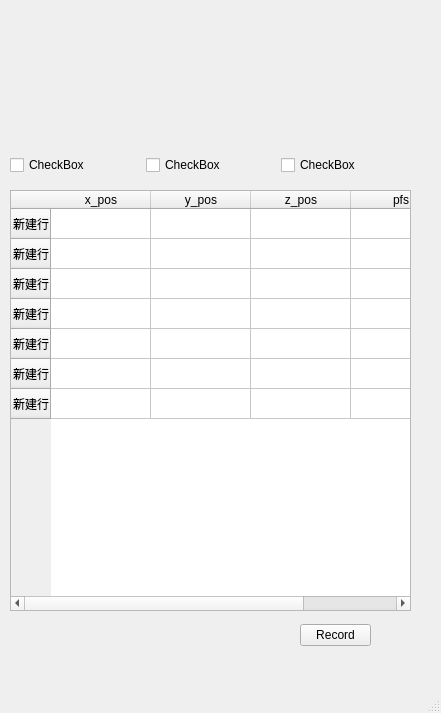
Qt form pymmc_UI/pymmc_ND_pad.ui (MinTTT/pymmc) before a commit.
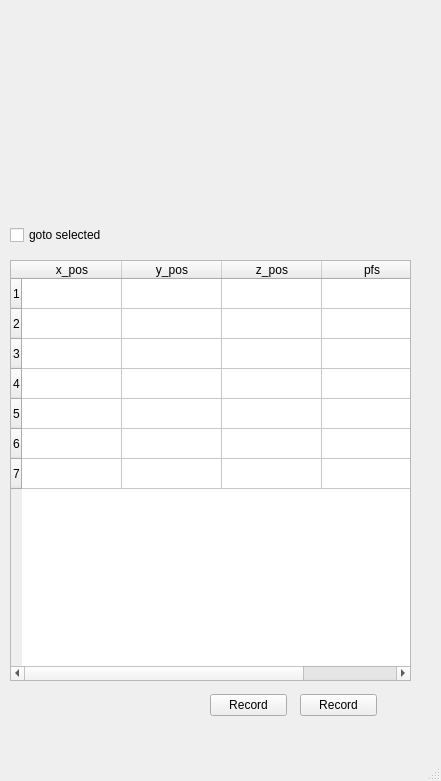
The same form after that commit.

The edit to the form file:
```diff
--- a/pymmc_UI/pymmc_ND_pad.ui
+++ b/pymmc_UI/pymmc_ND_pad.ui
@@ -7,7 +7,7 @@
     <x>0</x>
     <y>0</y>
     <width>441</width>
-    <height>713</height>
+    <height>781</height>
    </rect>
   </property>
   <property name="windowTitle">
@@ -18,9 +18,9 @@
     <property name="geometry">
      <rect>
       <x>10</x>
-      <y>10</y>
+      <y>20</y>
       <width>401</width>
-      <height>131</height>
+      <height>191</height>
      </rect>
     </property>
     <layout class="QVBoxLayout" name="move_region"/>
@@ -29,7 +29,7 @@
     <property name="geometry">
      <rect>
       <x>10</x>
-      <y>190</y>
+      <y>260</y>
       <width>401</width>
       <height>421</height>
      </rect>
@@ -39,37 +39,37 @@
       <widget class="QTableWidget" name="ND_table">
        <row>
         <property name="text">
-         <string>新建行</string>
+         <string>1</string>
         </property>
        </row>
        <row>
         <property name="text">
-         <string>新建行</string>
+         <string>2</string>
         </property>
        </row>
        <row>
         <property name="text">
-         <string>新建行</string>
+         <string>3</string>
         </property>
        </row>
        <row>
         <property name="text">
-         <string>新建行</string>
+         <string>4</string>
         </property>
        </row>
        <row>
         <property name="text">
-         <string>新建行</string>
+         <string>5</string>
         </property>
        </row>
        <row>
         <property name="text">
-         <string>新建行</string>
+         <string>6</string>
         </property>
        </row>
        <row>
         <property name="text">
-         <string>新建行</string>
+         <string>7</string>
         </property>
        </row>
        <column>
@@ -105,7 +105,7 @@
     <property name="geometry">
      <rect>
       <x>10</x>
-      <y>150</y>
+      <y>220</y>
       <width>401</width>
       <height>31</height>
      </rect>
@@ -114,21 +114,7 @@
      <item>
       <widget class="QCheckBox" name="checkBox_2">
        <property name="text">
-        <string>CheckBox</string>
-       </property>
-      </widget>
-     </item>
-     <item>
-      <widget class="QCheckBox" name="checkBox">
-       <property name="text">
-        <string>CheckBox</string>
-       </property>
-      </widget>
-     </item>
-     <item>
-      <widget class="QCheckBox" name="checkBox_3">
-       <property name="text">
-        <string>CheckBox</string>
+        <string>goto selected</string>
        </property>
       </widget>
      </item>
@@ -138,8 +124,8 @@
     <property name="geometry">
      <rect>
       <x>300</x>
-      <y>620</y>
-      <width>71</width>
+      <y>690</y>
+      <width>77</width>
       <height>31</height>
      </rect>
     </property>
@@ -156,6 +142,28 @@
      </item>
     </layout>
    </widget>
+   <widget class="QWidget" name="horizontalLayoutWidget_3">
+    <property name="geometry">
+     <rect>
+      <x>210</x>
+      <y>690</y>
+      <width>77</width>
+      <height>31</height>
+     </rect>
+    </property>
+    <layout class="QHBoxLayout" name="update_layout">
+     <item>
+      <widget class="QPushButton" name="update">
+       <property name="enabled">
+        <bool>true</bool>
+       </property>
+       <property name="text">
+        <string>Record</string>
+       </property>
+      </widget>
+     </item>
+    </layout>
+   </widget>
   </widget>
   <widget class="QMenuBar" name="menubar">
    <property name="geometry">
```
Left out of the diff: 2 changed lines with no effect on the pictures.
